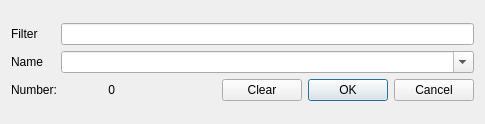
The window that framework/widgets/QEStripChart/QEStripChartItemDialog.ui (andrewrhyder/epicsqt) describes before a commit, drawn with Qt 5.
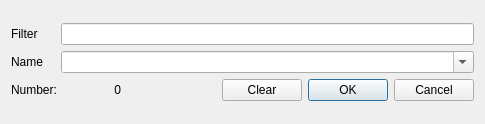
The same window after the commit.

Commit message: QEStripChartItemDialog: tidy up stretchy geometry on this dialog form

Patch:
```diff
--- a/framework/widgets/QEStripChart/QEStripChartItemDialog.ui
+++ b/framework/widgets/QEStripChart/QEStripChartItemDialog.ui
@@ -140,13 +140,13 @@
         <widget class="QLabel" name="matchCountLabel">
          <property name="minimumSize">
           <size>
-           <width>42</width>
+           <width>48</width>
            <height>0</height>
           </size>
          </property>
          <property name="maximumSize">
           <size>
-           <width>42</width>
+           <width>48</width>
            <height>16777215</height>
           </size>
          </property>
@@ -165,7 +165,7 @@
          </property>
          <property name="sizeHint" stdset="0">
           <size>
-           <width>200</width>
+           <width>800</width>
            <height>20</height>
           </size>
          </property>
```
Left out of the diff: 5 changed lines with no effect on the pictures.
